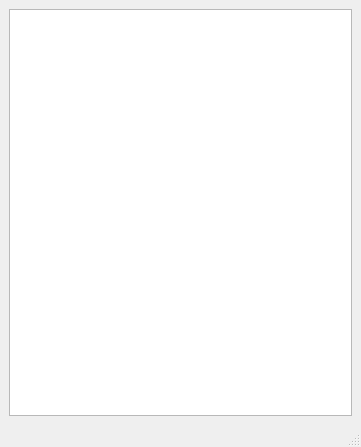
Before: the Qt Designer form mainwindow.ui in LukaJankovic/Ambience, drawn with Qt 5.
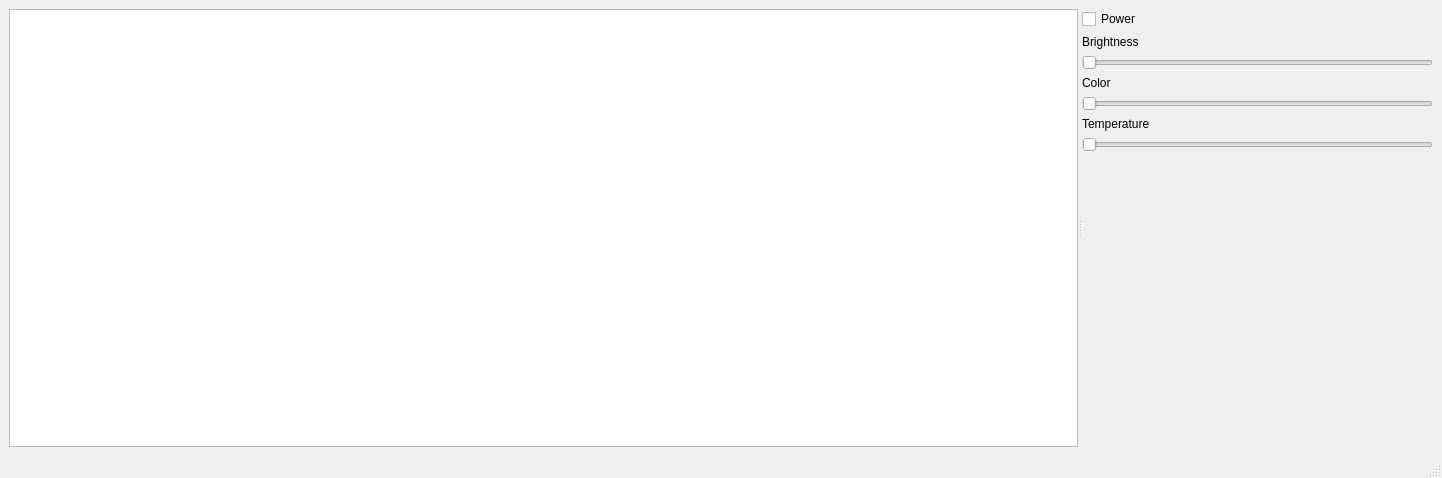
After: the same form once the commit is applied.

Commit message: added initial light ui, get power state

Diff of the .ui file:
```diff
--- a/mainwindow.ui
+++ b/mainwindow.ui
@@ -6,8 +6,8 @@
    <rect>
     <x>0</x>
     <y>0</y>
-    <width>361</width>
-    <height>447</height>
+    <width>1442</width>
+    <height>478</height>
    </rect>
   </property>
   <property name="windowTitle">
@@ -16,7 +16,148 @@
   <widget class="QWidget" name="centralwidget">
    <layout class="QGridLayout" name="gridLayout">
     <item row="0" column="0">
-     <widget class="QListView" name="lightsList"/>
+     <widget class="QSplitter" name="splitter">
+      <property name="sizePolicy">
+       <sizepolicy hsizetype="Expanding" vsizetype="Expanding">
+        <horstretch>0</horstretch>
+        <verstretch>0</verstretch>
+       </sizepolicy>
+      </property>
+      <property name="frameShape">
+       <enum>QFrame::NoFrame</enum>
+      </property>
+      <property name="orientation">
+       <enum>Qt::Horizontal</enum>
+      </property>
+      <property name="opaqueResize">
+       <bool>true</bool>
+      </property>
+      <property name="handleWidth">
+       <number>4</number>
+      </property>
+      <property name="childrenCollapsible">
+       <bool>false</bool>
+      </property>
+      <widget class="QListView" name="lightsList">
+       <property name="sizePolicy">
+        <sizepolicy hsizetype="Preferred" vsizetype="Expanding">
+         <horstretch>0</horstretch>
+         <verstretch>0</verstretch>
+        </sizepolicy>
+       </property>
+       <property name="resizeMode">
+        <enum>QListView::Adjust</enum>
+       </property>
+      </widget>
+      <widget class="QWidget" name="">
+       <layout class="QVBoxLayout" name="verticalLayout">
+        <item>
+         <widget class="QCheckBox" name="power">
+          <property name="sizePolicy">
+           <sizepolicy hsizetype="Preferred" vsizetype="Fixed">
+            <horstretch>0</horstretch>
+            <verstretch>0</verstretch>
+           </sizepolicy>
+          </property>
+          <property name="text">
+           <string>Power</string>
+          </property>
+         </widget>
+        </item>
+        <item>
+         <widget class="QLabel" name="label">
+          <property name="sizePolicy">
+           <sizepolicy hsizetype="Expanding" vsizetype="Preferred">
+            <horstretch>0</horstretch>
+            <verstretch>0</verstretch>
+           </sizepolicy>
+          </property>
+          <property name="text">
+           <string>Brightness</string>
+          </property>
+         </widget>
+        </item>
+        <item>
+         <widget class="QSlider" name="horizontalSlider">
+          <property name="sizePolicy">
+           <sizepolicy hsizetype="Expanding" vsizetype="Fixed">
+            <horstretch>0</horstretch>
+            <verstretch>0</verstretch>
+           </sizepolicy>
+          </property>
+          <property name="orientation">
+           <enum>Qt::Horizontal</enum>
+          </property>
+         </widget>
+        </item>
+        <item>
+         <widget class="QLabel" name="label_3">
+          <property name="sizePolicy">
+           <sizepolicy hsizetype="Expanding" vsizetype="Preferred">
+            <horstretch>0</horstretch>
+            <verstretch>0</verstretch>
+           </sizepolicy>
+          </property>
+          <property name="text">
+           <string>Color</string>
+          </property>
+         </widget>
+        </item>
+        <item>
+         <widget class="QSlider" name="horizontalSlider_3">
+          <property name="sizePolicy">
+           <sizepolicy hsizetype="Expanding" vsizetype="Fixed">
+            <horstretch>0</horstretch>
+            <verstretch>0</verstretch>
+           </sizepolicy>
+          </property>
+          <property name="orientation">
+           <enum>Qt::Horizontal</enum>
+          </property>
+         </widget>
+        </item>
+        <item>
+         <widget class="QLabel" name="label_4">
+          <property name="sizePolicy">
+           <sizepolicy hsizetype="Expanding" vsizetype="Preferred">
+            <horstretch>0</horstretch>
+            <verstretch>0</verstretch>
+           </sizepolicy>
+          </property>
+          <property name="text">
+           <string>Temperature</string>
+          </property>
+         </widget>
+        </item>
+        <item>
+         <widget class="QSlider" name="horizontalSlider_4">
+          <property name="sizePolicy">
+           <sizepolicy hsizetype="Expanding" vsizetype="Fixed">
+            <horstretch>0</horstretch>
+            <verstretch>0</verstretch>
+           </sizepolicy>
+          </property>
+          <property name="orientation">
+           <enum>Qt::Horizontal</enum>
+          </property>
+         </widget>
+        </item>
+        <item>
+         <spacer name="verticalSpacer">
+          <property name="orientation">
+           <enum>Qt::Vertical</enum>
+          </property>
+          <property name="sizeHint" stdset="0">
+           <size>
+            <width>20</width>
+            <height>371</height>
+           </size>
+          </property>
+         </spacer>
+        </item>
+       </layout>
+      </widget>
+     </widget>
     </item>
    </layout>
   </widget>
```
Left out of the diff: 4 changed lines with no effect on the pictures. The commit also changes 8 other files.
